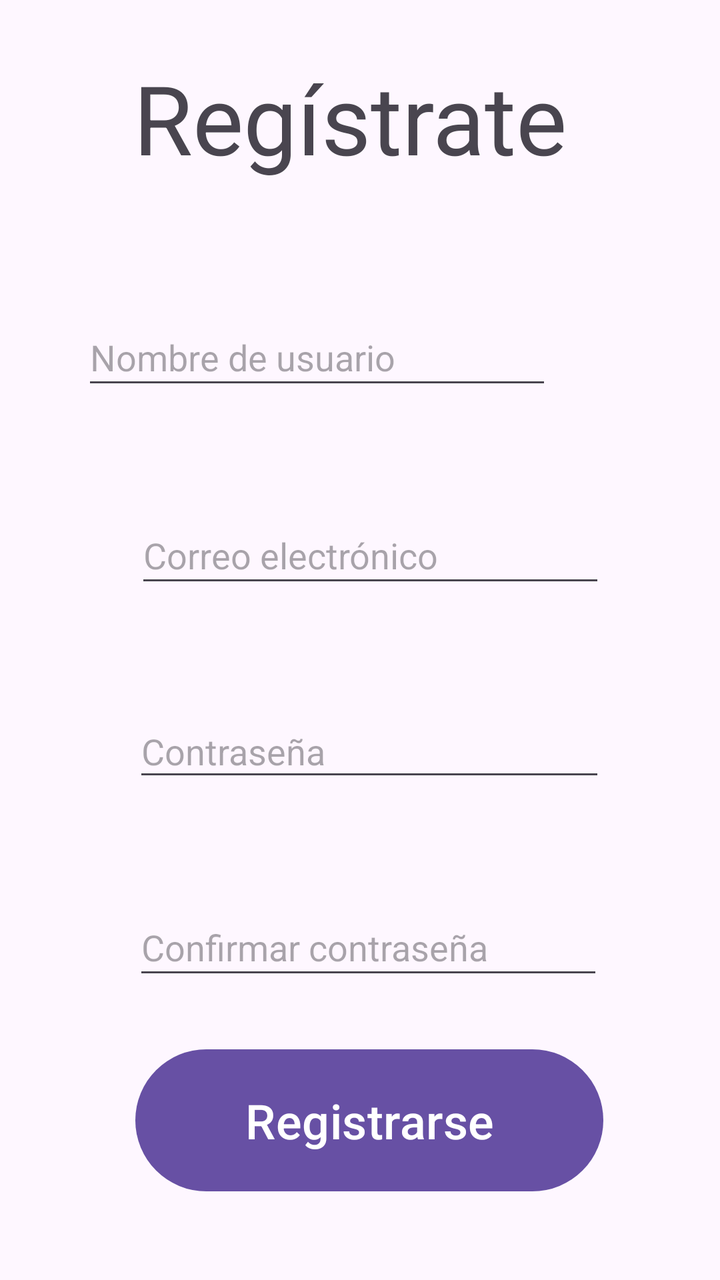
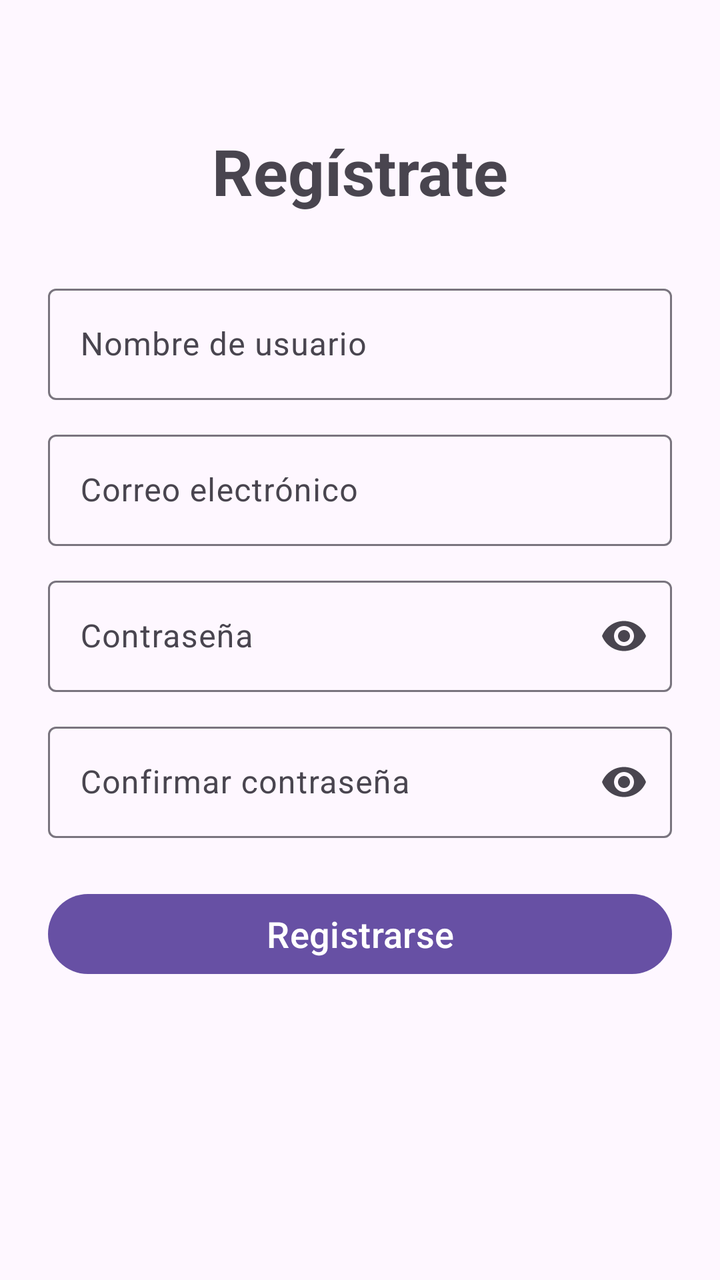

Two renders of the same Android screen: before a commit and after it. Below are the layout's source before the change and the commit's diff.
<!-- AndroidManifest.xml: application theme Theme.GameVault -->
<!-- res/layout/activity_registro.xml -->
<?xml version="1.0" encoding="utf-8"?>
<androidx.constraintlayout.widget.ConstraintLayout xmlns:android="http://schemas.android.com/apk/res/android"
    xmlns:app="http://schemas.android.com/apk/res-auto"
    xmlns:tools="http://schemas.android.com/tools"
    android:id="@+id/main"
    android:layout_width="match_parent"
    android:layout_height="match_parent"
    tools:context=".Registro">

    <androidx.constraintlayout.widget.ConstraintLayout
        android:id="@+id/constraintLayout"
        android:layout_width="match_parent"
        android:layout_height="match_parent">

        <TextView
            android:id="@+id/textView2"
            android:layout_width="226dp"
            android:layout_height="68dp"
            android:layout_marginStart="92dp"
            android:layout_marginTop="100dp"
            android:layout_marginEnd="93dp"
            android:layout_marginBottom="30dp"
            android:text="Regístrate"
            android:textSize="48sp"
            app:layout_constraintBottom_toTopOf="@+id/txtUsuario"
            app:layout_constraintEnd_toEndOf="parent"
            app:layout_constraintStart_toStartOf="parent"
            app:layout_constraintTop_toTopOf="parent" />

        <EditText
            android:id="@+id/txtconfContraseña"
            android:layout_width="235dp"
            android:layout_height="45dp"
            android:layout_marginStart="92dp"
            android:layout_marginTop="22dp"
            android:layout_marginEnd="84dp"
            android:layout_marginBottom="6dp"
            android:ems="10"
            android:hint="Confirmar contraseña"
            android:inputType="text"
            app:layout_constraintBottom_toTopOf="@+id/btnRegistrarse"
            app:layout_constraintEnd_toEndOf="parent"
            app:layout_constraintStart_toStartOf="parent"
            app:layout_constraintTop_toBottomOf="@+id/txtContraseniaR" />

        <EditText
            android:id="@+id/txtUsuario"
            android:layout_width="235dp"
            android:layout_height="45dp"
            android:layout_marginStart="92dp"
            android:layout_marginTop="30dp"
            android:layout_marginEnd="84dp"
            android:layout_marginBottom="32dp"
            android:ems="10"
            android:hint="Nombre de usuario"
            android:inputType="text"
            app:layout_constraintBottom_toTopOf="@+id/txtCorreoR"
            app:layout_constraintEnd_toEndOf="parent"
            app:layout_constraintHorizontal_bias="1.0"
            app:layout_constraintStart_toStartOf="parent"
            app:layout_constraintTop_toBottomOf="@+id/textView2" />

        <EditText
            android:id="@+id/txtCorreoR"
            android:layout_width="235dp"
            android:layout_height="45dp"
            android:layout_marginStart="93dp"
            android:layout_marginTop="22dp"
            android:layout_marginEnd="83dp"
            android:layout_marginBottom="32dp"
            android:ems="10"
            android:hint="Correo electrónico"
            android:inputType="text"
            app:layout_constraintBottom_toTopOf="@+id/txtContraseniaR"
            app:layout_constraintEnd_toEndOf="parent"
            app:layout_constraintStart_toStartOf="parent"
            app:layout_constraintTop_toBottomOf="@+id/txtUsuario" />

        <Button
            android:id="@+id/btnRegistrarse"
            android:layout_width="234dp"
            android:layout_height="79dp"
            android:layout_marginStart="93dp"
            android:layout_marginTop="20dp"
            android:layout_marginEnd="84dp"
            android:layout_marginBottom="114dp"
            android:text="Registrarse"
            android:textSize="24sp"
            app:layout_constraintBottom_toBottomOf="parent"
            app:layout_constraintEnd_toEndOf="parent"
            app:layout_constraintStart_toStartOf="parent"
            app:layout_constraintTop_toBottomOf="@+id/txtconfContraseña" />

        <EditText
            android:id="@+id/txtContraseniaR"
            android:layout_width="236dp"
            android:layout_height="43dp"
            android:layout_marginStart="92dp"
            android:layout_marginTop="22dp"
            android:layout_marginEnd="83dp"
            android:layout_marginBottom="32dp"
            android:ems="10"
            android:hint="Contraseña"
            android:inputType="text"
            app:layout_constraintBottom_toTopOf="@+id/txtconfContraseña"
            app:layout_constraintEnd_toEndOf="parent"
            app:layout_constraintStart_toStartOf="parent"
            app:layout_constraintTop_toBottomOf="@+id/txtCorreoR" />

    </androidx.constraintlayout.widget.ConstraintLayout>
</androidx.constraintlayout.widget.ConstraintLayout>
<!-- resources referenced by this layout -->
<resources>
  <style name="Theme.GameVault" parent="Base.Theme.GameVault" />
  <style name="Base.Theme.GameVault" parent="Theme.Material3.DayNight.NoActionBar">
          
          
      </style>
</resources>

<!-- the commit's change to res/layout/activity_registro.xml (unified diff, before → after) -->
@@ -1,111 +1,104 @@
 <?xml version="1.0" encoding="utf-8"?>
-<androidx.constraintlayout.widget.ConstraintLayout xmlns:android="http://schemas.android.com/apk/res/android"
+<androidx.constraintlayout.widget.ConstraintLayout
+    xmlns:android="http://schemas.android.com/apk/res/android"
     xmlns:app="http://schemas.android.com/apk/res-auto"
     xmlns:tools="http://schemas.android.com/tools"
     android:id="@+id/main"
     android:layout_width="match_parent"
     android:layout_height="match_parent"
+    android:padding="24dp"
     tools:context=".Registro">
 
-    <androidx.constraintlayout.widget.ConstraintLayout
-        android:id="@+id/constraintLayout"
-        android:layout_width="match_parent"
-        android:layout_height="match_parent">
+    <TextView
+        android:id="@+id/textView2"
+        android:layout_width="wrap_content"
+        android:layout_height="wrap_content"
+        android:text="Regístrate"
+        android:textSize="32sp"
+        android:textStyle="bold"
+        android:layout_marginTop="40dp"
+        app:layout_constraintTop_toTopOf="parent"
+        app:layout_constraintStart_toStartOf="parent"
+        app:layout_constraintEnd_toEndOf="parent"/>
 
-        <TextView
-            android:id="@+id/textView2"
-            android:layout_width="226dp"
-            android:layout_height="68dp"
-            android:layout_marginStart="92dp"
-            android:layout_marginTop="100dp"
-            android:layout_marginEnd="93dp"
-            android:layout_marginBottom="30dp"
-            android:text="Regístrate"
-            android:textSize="48sp"
-            app:layout_constraintBottom_toTopOf="@+id/txtUsuario"
-            app:layout_constraintEnd_toEndOf="parent"
-            app:layout_constraintStart_toStartOf="parent"
-            app:layout_constraintTop_toTopOf="parent" />
+    <com.google.android.material.textfield.TextInputLayout
+        android:id="@+id/layoutUsuario"
+        android:layout_width="0dp"
+        android:layout_height="wrap_content"
+        android:layout_marginTop="32dp"
+        app:layout_constraintTop_toBottomOf="@id/textView2"
+        app:layout_constraintStart_toStartOf="parent"
+        app:layout_constraintEnd_toEndOf="parent">
 
-        <EditText
+        <com.google.android.material.textfield.TextInputEditText
+            android:id="@+id/txtUsuario"
+            android:layout_width="match_parent"
+            android:layout_height="wrap_content"
+            android:hint="Nombre de usuario"/>
+    </com.google.android.material.textfield.TextInputLayout>
+
+    <com.google.android.material.textfield.TextInputLayout
+        android:id="@+id/layoutCorreo"
+        android:layout_width="0dp"
+        android:layout_height="wrap_content"
+        android:layout_marginTop="12dp"
+        app:layout_constraintTop_toBottomOf="@id/layoutUsuario"
+        app:layout_constraintStart_toStartOf="parent"
+        app:layout_constraintEnd_toEndOf="parent">
+
+        <com.google.android.material.textfield.TextInputEditText
+            android:id="@+id/txtCorreoR"
+            android:layout_width="match_parent"
+            android:layout_height="wrap_content"
+            android:hint="Correo electrónico"
+            android:inputType="textEmailAddress"/>
+    </com.google.android.material.textfield.TextInputLayout>
+
+    <com.google.android.material.textfield.TextInputLayout
+        android:id="@+id/layoutPass"
+        android:layout_width="0dp"
+        android:layout_height="wrap_content"
+        android:layout_marginTop="12dp"
+        app:endIconMode="password_toggle"
+        app:layout_constraintTop_toBottomOf="@id/layoutCorreo"
+        app:layout_constraintStart_toStartOf="parent"
+        app:layout_constraintEnd_toEndOf="parent">
+
+        <com.google.android.material.textfield.TextInputEditText
+            android:id="@+id/txtContraseniaR"
+            android:layout_width="match_parent"
+            android:layout_height="wrap_content"
+            android:hint="Contraseña"
+            android:inputType="textPassword"/>
+    </com.google.android.material.textfield.TextInputLayout>
+
+    <com.google.android.material.textfield.TextInputLayout
+        android:id="@+id/layoutPassConfirm"
+        android:layout_width="0dp"
+        android:layout_height="wrap_content"
+        android:layout_marginTop="12dp"
+        app:endIconMode="password_toggle"
+        app:layout_constraintTop_toBottomOf="@id/layoutPass"
+        app:layout_constraintStart_toStartOf="parent"
+        app:layout_constraintEnd_toEndOf="parent">
+
+        <com.google.android.material.textfield.TextInputEditText
             android:id="@+id/txtconfContraseña"
-            android:layout_width="235dp"
-            android:layout_height="45dp"
-            android:layout_marginStart="92dp"
-            android:layout_marginTop="22dp"
-            android:layout_marginEnd="84dp"
-            android:layout_marginBottom="6dp"
-            android:ems="10"
+            android:layout_width="match_parent"
+            android:layout_height="wrap_content"
             android:hint="Confirmar contraseña"
-            android:inputType="text"
-            app:layout_constraintBottom_toTopOf="@+id/btnRegistrarse"
-            app:layout_constraintEnd_toEndOf="parent"
-            app:layout_constraintStart_toStartOf="parent"
-            app:layout_constraintTop_toBottomOf="@+id/txtContraseniaR" />
+            android:inputType="textPassword"/>
+    </com.google.android.material.textfield.TextInputLayout>
 
-        <EditText
-            android:id="@+id/txtUsuario"
-            android:layout_width="235dp"
-            android:layout_height="45dp"
-            android:layout_marginStart="92dp"
-            android:layout_marginTop="30dp"
-            android:layout_marginEnd="84dp"
-            android:layout_marginBottom="32dp"
-            android:ems="10"
-            android:hint="Nombre de usuario"
-            android:inputType="text"
-            app:layout_constraintBottom_toTopOf="@+id/txtCorreoR"
-            app:layout_constraintEnd_toEndOf="parent"
-            app:layout_constraintHorizontal_bias="1.0"
-            app:layout_constraintStart_toStartOf="parent"
-            app:layout_constraintTop_toBottomOf="@+id/textView2" />
+    <Button
+        android:id="@+id/btnRegistrarse"
+        android:layout_width="0dp"
+        android:layout_height="wrap_content"
+        android:layout_marginTop="24dp"
+        android:text="Registrarse"
+        android:textSize="18sp"
+        app:layout_constraintTop_toBottomOf="@id/layoutPassConfirm"
+        app:layout_constraintStart_toStartOf="parent"
+        app:layout_constraintEnd_toEndOf="parent"/>
 
-        <EditText
-            android:id="@+id/txtCorreoR"
-            android:layout_width="235dp"
-            android:layout_height="45dp"
-            android:layout_marginStart="93dp"
-            android:layout_marginTop="22dp"
-            android:layout_marginEnd="83dp"
-            android:layout_marginBottom="32dp"
-            android:ems="10"
-            android:hint="Correo electrónico"
-            android:inputType="text"
-            app:layout_constraintBottom_toTopOf="@+id/txtContraseniaR"
-            app:layout_constraintEnd_toEndOf="parent"
-            app:layout_constraintStart_toStartOf="parent"
-            app:layout_constraintTop_toBottomOf="@+id/txtUsuario" />
-
-        <Button
-            android:id="@+id/btnRegistrarse"
-            android:layout_width="234dp"
-            android:layout_height="79dp"
-            android:layout_marginStart="93dp"
-            android:layout_marginTop="20dp"
-            android:layout_marginEnd="84dp"
-            android:layout_marginBottom="114dp"
-            android:text="Registrarse"
-            android:textSize="24sp"
-            app:layout_constraintBottom_toBottomOf="parent"
-            app:layout_constraintEnd_toEndOf="parent"
-            app:layout_constraintStart_toStartOf="parent"
-            app:layout_constraintTop_toBottomOf="@+id/txtconfContraseña" />
-
-        <EditText
-            android:id="@+id/txtContraseniaR"
-            android:layout_width="236dp"
-            android:layout_height="43dp"
-            android:layout_marginStart="92dp"
-            android:layout_marginTop="22dp"
-            android:layout_marginEnd="83dp"
-            android:layout_marginBottom="32dp"
-            android:ems="10"
-            android:hint="Contraseña"
-            android:inputType="text"
-            app:layout_constraintBottom_toTopOf="@+id/txtconfContraseña"
-            app:layout_constraintEnd_toEndOf="parent"
-            app:layout_constraintStart_toStartOf="parent"
-            app:layout_constraintTop_toBottomOf="@+id/txtCorreoR" />
-
-    </androidx.constraintlayout.widget.ConstraintLayout>
 </androidx.constraintlayout.widget.ConstraintLayout>
